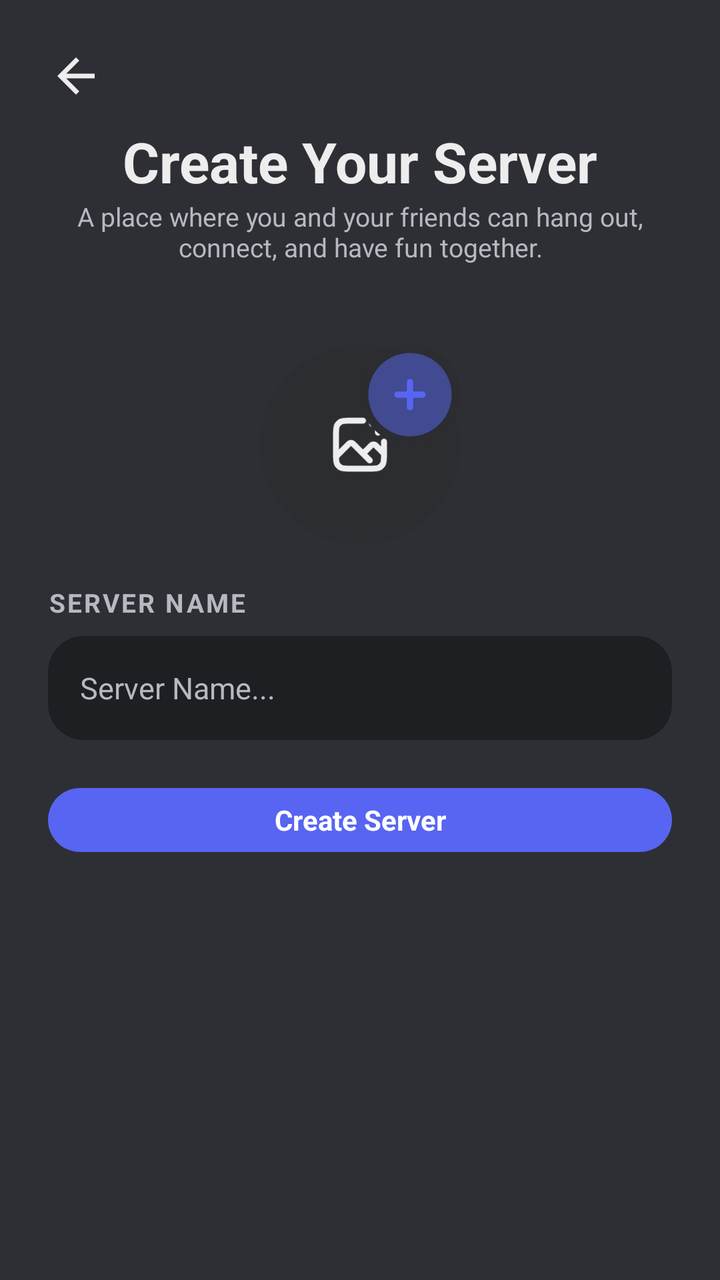
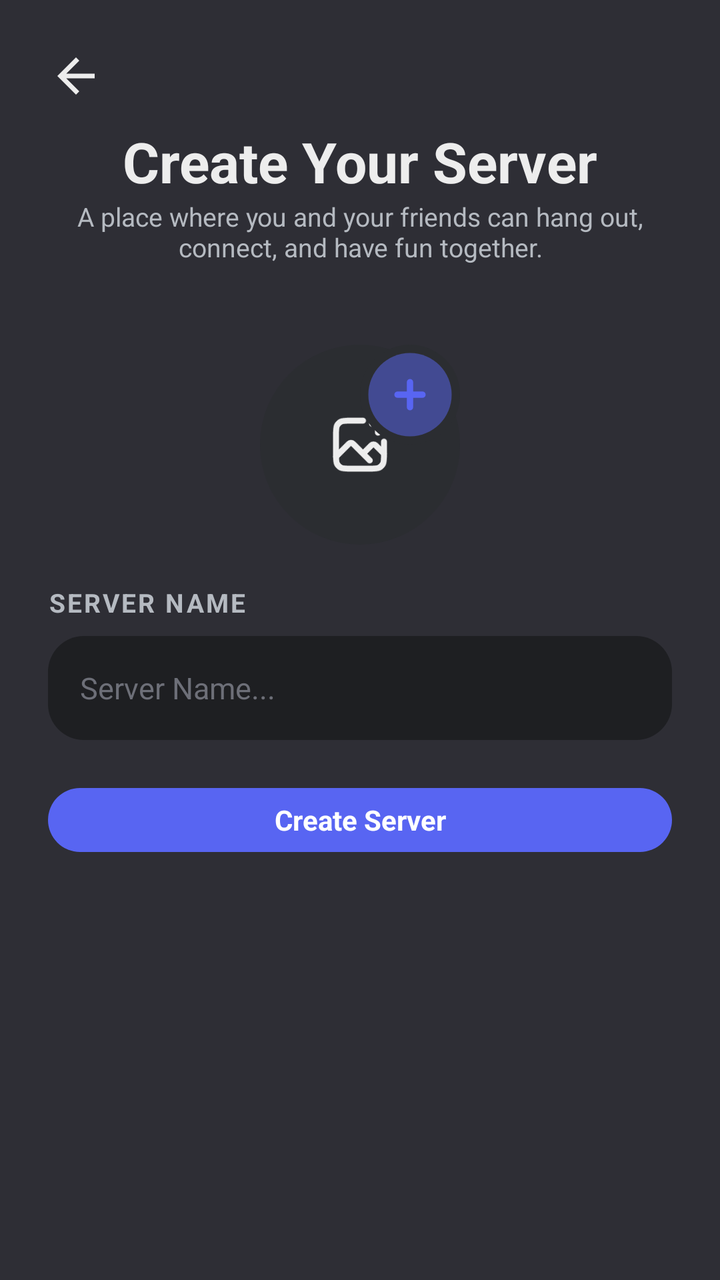

Compare the two renders of this Android layout. The source of the first and the diff that turns it into the second are given below.
<!-- AndroidManifest.xml: application theme Theme.Androidfrontendlinkoria -->
<!-- res/layout/activity_create_server.xml -->
<?xml version="1.0" encoding="utf-8"?>
<androidx.constraintlayout.widget.ConstraintLayout xmlns:android="http://schemas.android.com/apk/res/android"
    xmlns:app="http://schemas.android.com/apk/res-auto"
    xmlns:tools="http://schemas.android.com/tools"
    android:id="@+id/main"
    android:layout_width="match_parent"
    android:layout_height="match_parent"
    android:padding="24dp"
    android:background="@color/bg_chat"
    tools:context=".server.ui.CreateServerActivity">

    
    <ImageView
        android:id="@+id/btn_back"
        android:layout_width="28dp"
        android:layout_height="28dp"
        android:src="@drawable/ic_arrow_back"
        app:tint="@color/text_primary"
        app:layout_constraintStart_toStartOf="parent"
        app:layout_constraintTop_toTopOf="parent"/>

    
    <TextView
        android:id="@+id/tv_title"
        android:layout_width="wrap_content"
        android:layout_height="wrap_content"
        android:text="Create Your Server"
        android:textColor="@color/text_primary"
        android:textSize="28sp"
        android:textStyle="bold"
        app:layout_constraintTop_toBottomOf="@id/btn_back"
        app:layout_constraintStart_toStartOf="parent"
        app:layout_constraintEnd_toEndOf="parent"
        android:layout_marginTop="10dp"/>

    
    <TextView
        android:id="@+id/tv_subtitle"
        android:layout_width="0dp"
        android:layout_height="wrap_content"
        android:text="A place where you and your friends can hang out, connect, and have fun together."
        android:textColor="@color/text_secondary"
        android:textAlignment="center"
        android:textSize="13sp"
        app:layout_constraintTop_toBottomOf="@id/tv_title"
        app:layout_constraintStart_toStartOf="parent"
        app:layout_constraintEnd_toEndOf="parent"/>

    
    <androidx.constraintlayout.widget.ConstraintLayout
        android:id="@+id/layout_upload"
        android:layout_width="100dp"
        android:layout_height="100dp"
        android:background="@drawable/bg_circle"
        app:layout_constraintTop_toBottomOf="@id/tv_subtitle"
        app:layout_constraintStart_toStartOf="parent"
        app:layout_constraintEnd_toEndOf="parent"
        android:layout_marginTop="40dp">

        <ImageView
            android:id="@+id/iv_server_icon"
            android:layout_width="match_parent"
            android:layout_height="match_parent"
            android:padding="2dp"
            android:visibility="invisible"
            android:background="@drawable/bg_circle"/>

        <ImageView
            android:id="@+id/iv_upload"
            android:layout_width="36dp"
            android:layout_height="36dp"
            android:src="@drawable/ic_upload_image"
            app:tint="@color/text_primary"
            app:layout_constraintTop_toTopOf="parent"
            app:layout_constraintBottom_toBottomOf="parent"
            app:layout_constraintStart_toStartOf="parent"
            app:layout_constraintEnd_toEndOf="parent"/>

        <ImageView
            android:id="@+id/iv_plus"
            android:layout_width="50dp"
            android:layout_height="50dp"
            android:src="@drawable/ic_add"
            android:background="@drawable/bg_circle"
            app:tint="@color/primary_blue"
            app:layout_constraintTop_toTopOf="parent"
            app:layout_constraintEnd_toEndOf="parent"/>

    </androidx.constraintlayout.widget.ConstraintLayout>

    
    <TextView
        android:id="@+id/tv_server_name"
        android:layout_width="wrap_content"
        android:layout_height="wrap_content"
        android:text="Server Name"
        android:textColor="@color/text_secondary"
        android:textSize="13sp"
        android:letterSpacing="0.08"
        android:textStyle="bold"
        android:textAllCaps="true"
        app:layout_constraintTop_toBottomOf="@id/layout_upload"
        app:layout_constraintStart_toStartOf="parent"
        android:layout_marginTop="20dp" />

    
    <EditText
        android:id="@+id/et_server_name"
        android:layout_width="0dp"
        android:layout_height="52dp"
        android:background="@drawable/bg_input"
        android:hint="Server Name..."
        android:paddingHorizontal="16dp"
        android:textColor="@color/text_hint"
        android:textColorHint="@color/text_secondary"
        android:textSize="15sp"
        android:inputType="text"
        app:layout_constraintTop_toBottomOf="@id/tv_server_name"
        app:layout_constraintStart_toStartOf="parent"
        app:layout_constraintEnd_toEndOf="parent"
        android:layout_marginTop="8dp" />

    
    <Button
        android:id="@+id/btn_create_server"
        style="@style/PrimaryButton"
        android:layout_width="0dp"
        android:layout_height="40dp"
        android:text="Create Server"
        android:textAllCaps="false"
        android:textColor="@android:color/white"
        android:textSize="14sp"
        android:textStyle="bold"
        android:layout_marginTop="20dp"
        app:layout_constraintEnd_toEndOf="parent"
        app:layout_constraintHorizontal_bias="1.0"
        app:layout_constraintStart_toStartOf="parent"
        app:layout_constraintTop_toBottomOf="@+id/et_server_name" />

</androidx.constraintlayout.widget.ConstraintLayout>
<!-- resources referenced by this layout -->
<resources>
  <color name="bg_chat">#2E2E35</color>
  <color name="primary_blue">#5865F2</color>
  <color name="text_hint">#6D6F78</color>
  <color name="text_primary">#EDEDED</color>
  <color name="text_secondary">#B5BAC1</color>
  <!-- drawable bg_circle (drawable) -->
  <?xml version="1.0" encoding="utf-8"?>
  <shape xmlns:android="http://schemas.android.com/apk/res/android"
      android:shape="oval">
      <solid android:color="#2B2D31" />
  </shape>
  <!-- drawable bg_input (drawable) -->
  <?xml version="1.0" encoding="utf-8"?>
  <shape xmlns:android="http://schemas.android.com/apk/res/android">
  
      <solid android:color="@color/bg_sidebar"/>
  
      <corners android:radius="18dp"/>
  
  </shape>
  <!-- drawable ic_add (drawable) -->
  <vector xmlns:android="http://schemas.android.com/apk/res/android"
      android:width="800dp"
      android:height="800dp"
      android:viewportWidth="24"
      android:viewportHeight="24">
    <path
        android:pathData="M22,12C22,17.523 17.523,22 12,22C6.477,22 2,17.523 2,12C2,6.477 6.477,2 12,2C17.523,2 22,6.477 22,12Z"
        android:strokeAlpha="0.5"
        android:fillColor="#1C274C"
        android:fillAlpha="0.5"/>
    <path
        android:pathData="M12.75,9C12.75,8.586 12.414,8.25 12,8.25C11.586,8.25 11.25,8.586 11.25,9L11.25,11.25H9C8.586,11.25 8.25,11.586 8.25,12C8.25,12.414 8.586,12.75 9,12.75H11.25V15C11.25,15.414 11.586,15.75 12,15.75C12.414,15.75 12.75,15.414 12.75,15L12.75,12.75H15C15.414,12.75 15.75,12.414 15.75,12C15.75,11.586 15.414,11.25 15,11.25H12.75V9Z"
        android:fillColor="#1C274C"/>
  </vector>
  <!-- drawable ic_arrow_back (drawable) -->
  <vector xmlns:android="http://schemas.android.com/apk/res/android" android:autoMirrored="true" android:height="24dp" android:tint="#FFFFFF" android:viewportHeight="24" android:viewportWidth="24" android:width="24dp">
        
      <path android:fillColor="@android:color/white" android:pathData="M20,11H7.83l5.59,-5.59L12,4l-8,8 8,8 1.41,-1.41L7.83,13H20v-2z"/>
      
  </vector>
  <style name="PrimaryButton" parent="Widget.Material3.Button">
          <item name="android:layout_width">match_parent</item>
          <item name="android:layout_height">56dp</item>
  
          <item name="android:textAllCaps">false</item>
          <item name="android:textSize">16sp</item>
          <item name="android:textStyle">bold</item>
          <item name="android:textColor">#EDEDED</item>
  
          <item name="cornerRadius">20dp</item>
          <item name="backgroundTint">@color/primary_button_background_tint</item>
  
          <item name="rippleColor">#22000000</item>
  
          <item name="android:stateListAnimator">@null</item>
          <item name="elevation">2dp</item>
      </style>
  <style name="Theme.Androidfrontendlinkoria" parent="Theme.MaterialComponents.DayNight.NoActionBar">
          
          <item name="colorPrimary">@color/primary_blue</item>
          <item name="colorPrimaryVariant">@color/purple_700</item>
          <item name="colorOnPrimary">@color/white</item>
          
          <item name="colorSecondary">@color/teal_200</item>
          <item name="colorSecondaryVariant">@color/teal_700</item>
          <item name="colorOnSecondary">@color/black</item>
          
          <item name="android:statusBarColor">?attr/colorPrimaryVariant</item>
          
      </style>
  <color name="bg_sidebar">#1E1F22</color>
  <color name="purple_700">#3700B3</color>
  <color name="white">#FFFFFF</color>
  <color name="teal_200">#03DAC5</color>
  <color name="teal_700">#018786</color>
  <color name="black">#000000</color>
  <!-- unchanged entries left out for length: 1 -->
</resources>

<!-- the commit's change to res/layout/activity_create_server.xml (unified diff, before → after) -->
@@ -111,8 +111,8 @@
         android:background="@drawable/bg_input"
         android:hint="Server Name..."
         android:paddingHorizontal="16dp"
-        android:textColor="@color/text_hint"
-        android:textColorHint="@color/text_secondary"
+        android:textColor="@color/text_primary"
+        android:textColorHint="@color/text_hint"
         android:textSize="15sp"
         android:inputType="text"
         app:layout_constraintTop_toBottomOf="@id/tv_server_name"
